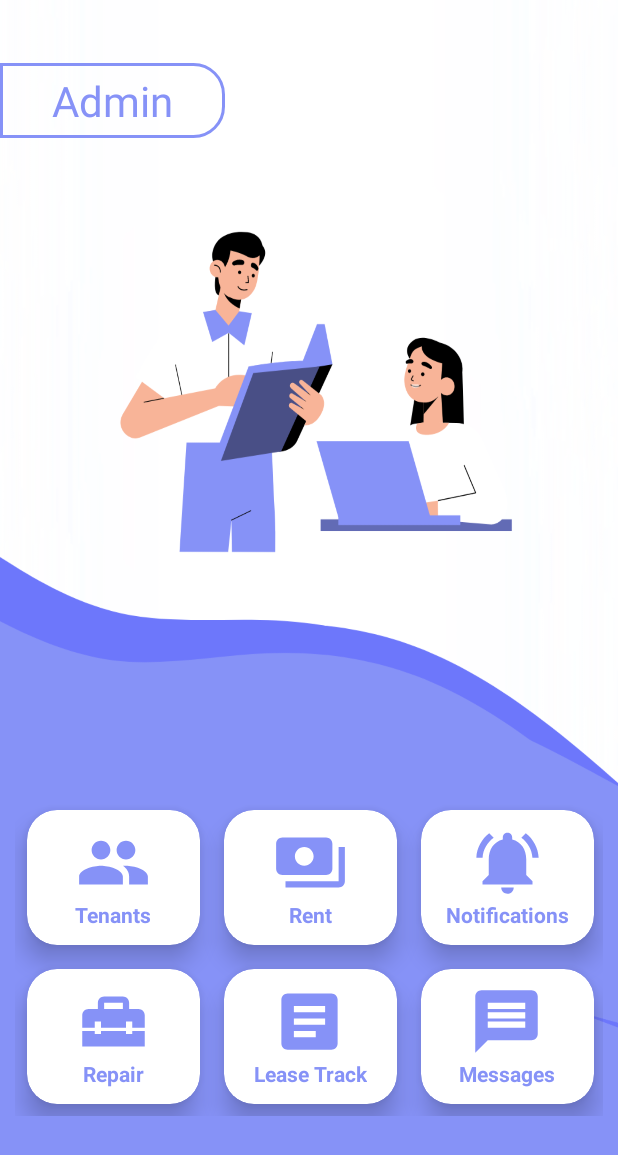
After one commit to samruddhi1499/PropertyManagement, an Android app: the AdminLandingPage screen opened directly, with no data from a screen before it, on a phone screen of 412 x 824 dp. The commit adds this screen. Shown: the top 1155 px of the screen. Run offline under Robolectric (Android 15) with nearby library versions, the phone set to English and light mode, and no system bars.

Commit message:
Completed landing pages for tenant and admin

```diff
--- /dev/null
+++ b/app/src/main/java/com/example/projectmanagementsystem/AdminLandingPage.java
@@ -0,0 +1,19 @@
+package com.example.projectmanagementsystem;
+
+import android.os.Bundle;
+
+import androidx.appcompat.app.AppCompatActivity;
+import androidx.core.graphics.Insets;
+import androidx.core.view.ViewCompat;
+import androidx.core.view.WindowInsetsCompat;
+
+public class AdminLandingPage extends AppCompatActivity {
+
+    @Override
+    protected void onCreate(Bundle savedInstanceState) {
+        super.onCreate(savedInstanceState);
+
+        setContentView(R.layout.activity_admin_landing_page);
+
+    }
+}
--- /dev/null
+++ b/app/src/main/res/drawable/baseline_article_24.xml
@@ -0,0 +1,5 @@
+<vector xmlns:android="http://schemas.android.com/apk/res/android" android:autoMirrored="true" android:height="24dp" android:tint="#8692F7" android:viewportHeight="24" android:viewportWidth="24" android:width="24dp">
+
+    <path android:fillColor="@android:color/white" android:pathData="M19,3L5,3c-1.1,0 -2,0.9 -2,2v14c0,1.1 0.9,2 2,2h14c1.1,0 2,-0.9 2,-2L21,5c0,-1.1 -0.9,-2 -2,-2zM14,17L7,17v-2h7v2zM17,13L7,13v-2h10v2zM17,9L7,9L7,7h10v2z"/>
+
+</vector>
--- /dev/null
+++ b/app/src/main/res/drawable/baseline_home_repair_service_24.xml
@@ -0,0 +1,7 @@
+<vector xmlns:android="http://schemas.android.com/apk/res/android" android:height="24dp" android:tint="#8692F7" android:viewportHeight="24" android:viewportWidth="24" android:width="24dp">
+
+    <path android:fillColor="@android:color/white" android:pathData="M18,16l-2,0l0,-1l-8,0l0,1l-2,0l0,-1l-4,0l0,5l20,0l0,-5l-4,0z"/>
+
+    <path android:fillColor="@android:color/white" android:pathData="M20,8h-3V6c0,-1.1 -0.9,-2 -2,-2H9C7.9,4 7,4.9 7,6v2H4c-1.1,0 -2,0.9 -2,2v4h4v-2h2v2h8v-2h2v2h4v-4C22,8.9 21.1,8 20,8zM15,8H9V6h6V8z"/>
+
+</vector>
--- /dev/null
+++ b/app/src/main/res/drawable/baseline_message_24.xml
@@ -0,0 +1,5 @@
+<vector xmlns:android="http://schemas.android.com/apk/res/android" android:autoMirrored="true" android:height="24dp" android:tint="#8692F7" android:viewportHeight="24" android:viewportWidth="24" android:width="24dp">
+
+    <path android:fillColor="@android:color/white" android:pathData="M20,2L4,2c-1.1,0 -1.99,0.9 -1.99,2L2,22l4,-4h14c1.1,0 2,-0.9 2,-2L22,4c0,-1.1 -0.9,-2 -2,-2zM18,14L6,14v-2h12v2zM18,11L6,11L6,9h12v2zM18,8L6,8L6,6h12v2z"/>
+
+</vector>
--- /dev/null
+++ b/app/src/main/res/drawable/baseline_notifications_active_24.xml
@@ -0,0 +1,5 @@
+<vector xmlns:android="http://schemas.android.com/apk/res/android" android:height="24dp" android:tint="#8692F7" android:viewportHeight="24" android:viewportWidth="24" android:width="24dp">
+
+    <path android:fillColor="@android:color/white" android:pathData="M7.58,4.08L6.15,2.65C3.75,4.48 2.17,7.3 2.03,10.5h2c0.15,-2.65 1.51,-4.97 3.55,-6.42zM19.97,10.5h2c-0.15,-3.2 -1.73,-6.02 -4.12,-7.85l-1.42,1.43c2.02,1.45 3.39,3.77 3.54,6.42zM18,11c0,-3.07 -1.64,-5.64 -4.5,-6.32L13.5,4c0,-0.83 -0.67,-1.5 -1.5,-1.5s-1.5,0.67 -1.5,1.5v0.68C7.63,5.36 6,7.92 6,11v5l-2,2v1h16v-1l-2,-2v-5zM12,22c0.14,0 0.27,-0.01 0.4,-0.04 0.65,-0.14 1.18,-0.58 1.44,-1.18 0.1,-0.24 0.15,-0.5 0.15,-0.78h-4c0.01,1.1 0.9,2 2.01,2z"/>
+
+</vector>
--- /dev/null
+++ b/app/src/main/res/drawable/baseline_payment_24.xml
@@ -0,0 +1,5 @@
+<vector xmlns:android="http://schemas.android.com/apk/res/android" android:height="24dp" android:tint="#8692F7" android:viewportHeight="24" android:viewportWidth="24" android:width="24dp">
+
+    <path android:fillColor="@android:color/white" android:pathData="M20,4L4,4c-1.11,0 -1.99,0.89 -1.99,2L2,18c0,1.11 0.89,2 2,2h16c1.11,0 2,-0.89 2,-2L22,6c0,-1.11 -0.89,-2 -2,-2zM20,18L4,18v-6h16v6zM20,8L4,8L4,6h16v2z"/>
+
+</vector>
--- /dev/null
+++ b/app/src/main/res/drawable/baseline_payments_24.xml
@@ -0,0 +1,5 @@
+<vector xmlns:android="http://schemas.android.com/apk/res/android" android:height="24dp" android:tint="#8692F7" android:viewportHeight="24" android:viewportWidth="24" android:width="24dp">
+
+    <path android:fillColor="@android:color/white" android:pathData="M19,14L19,6c0,-1.1 -0.9,-2 -2,-2L3,4c-1.1,0 -2,0.9 -2,2v8c0,1.1 0.9,2 2,2h14c1.1,0 2,-0.9 2,-2zM10,13c-1.66,0 -3,-1.34 -3,-3s1.34,-3 3,-3 3,1.34 3,3 -1.34,3 -3,3zM23,7v11c0,1.1 -0.9,2 -2,2L4,20v-2h17L21,7h2z"/>
+
+</vector>
--- /dev/null
+++ b/app/src/main/res/drawable/baseline_tenant_24.xml
@@ -0,0 +1,5 @@
+<vector xmlns:android="http://schemas.android.com/apk/res/android" android:height="24dp" android:tint="#8692F7" android:viewportHeight="24" android:viewportWidth="24" android:width="24dp">
+
+    <path android:fillColor="@android:color/white" android:pathData="M16,11c1.66,0 2.99,-1.34 2.99,-3S17.66,5 16,5c-1.66,0 -3,1.34 -3,3s1.34,3 3,3zM8,11c1.66,0 2.99,-1.34 2.99,-3S9.66,5 8,5C6.34,5 5,6.34 5,8s1.34,3 3,3zM8,13c-2.33,0 -7,1.17 -7,3.5L1,19h14v-2.5c0,-2.33 -4.67,-3.5 -7,-3.5zM16,13c-0.29,0 -0.62,0.02 -0.97,0.05 1.16,0.84 1.97,1.97 1.97,3.45L17,19h6v-2.5c0,-2.33 -4.67,-3.5 -7,-3.5z"/>
+
+</vector>
--- /dev/null
+++ b/app/src/main/res/layout/activity_admin_landing_page.xml
@@ -0,0 +1,235 @@
+<?xml version="1.0" encoding="utf-8"?>
+<RelativeLayout
+    xmlns:android="http://schemas.android.com/apk/res/android"
+    xmlns:app="http://schemas.android.com/apk/res-auto"
+    xmlns:tools="http://schemas.android.com/tools"
+    android:layout_width="match_parent"
+    android:layout_height="match_parent"
+    android:background="@drawable/bkg"
+    tools:context=".AdminLandingPage">
+
+    <TextView
+        android:layout_width="150dp"
+        android:layout_height="50dp"
+        android:id="@+id/title"
+        android:text="Admin"
+        android:textColor="@color/lavender"
+        android:textSize="28sp"
+        android:layout_marginTop="42dp"
+        android:background="@drawable/lavender_border"
+        android:gravity="center_vertical|center_horizontal"/>
+
+    <GridLayout
+        android:layout_width="match_parent"
+        android:layout_height="match_parent"
+        android:id="@+id/gridLayout"
+        android:rowCount="2"
+        android:columnCount="3"
+        android:layout_marginStart="10dp"
+        android:layout_marginEnd="10dp"
+        android:layout_marginTop="20dp"
+        android:layout_marginBottom="80dp">
+
+        <androidx.cardview.widget.CardView
+            android:id="@+id/imageCard"
+            android:layout_width="115dp"
+            android:layout_height="90dp"
+            android:layout_row="0"
+            android:layout_column="0"
+            android:layout_margin="8dp"
+            android:layout_gravity="bottom"
+            app:cardCornerRadius="20dp"
+            app:cardElevation="10dp">
+
+            <LinearLayout
+                android:layout_width="wrap_content"
+                android:layout_height="wrap_content"
+                android:orientation="vertical"
+                android:gravity="center"
+                android:layout_gravity="center_vertical|center_horizontal">
+
+                <ImageView
+                    android:layout_width="50dp"
+                    android:layout_height="50dp"
+                    android:src="@drawable/baseline_tenant_24"/>
+
+                <TextView
+                    android:layout_width="wrap_content"
+                    android:layout_height="wrap_content"
+                    android:text="Tenants"
+                    android:textColor="@color/lavender"
+                    android:textAlignment="center"
+                    android:textStyle="bold"/>
+
+            </LinearLayout>
+        </androidx.cardview.widget.CardView>
+
+        <androidx.cardview.widget.CardView
+            android:id="@+id/videoCard"
+            android:layout_width="115dp"
+            android:layout_height="90dp"
+            android:layout_row="0"
+            android:layout_column="1"
+            android:layout_margin="8dp"
+            android:layout_gravity="bottom"
+            app:cardCornerRadius="20dp"
+            app:cardElevation="10dp">
+
+            <LinearLayout
+                android:layout_width="wrap_content"
+                android:layout_height="wrap_content"
+                android:orientation="vertical"
+                android:gravity="center"
+                android:layout_gravity="center_vertical|center_horizontal">
+
+                <ImageView
+                    android:layout_width="50dp"
+                    android:layout_height="50dp"
+                    android:src="@drawable/baseline_payments_24"/>
+
+                <TextView
+                    android:layout_width="wrap_content"
+                    android:layout_height="wrap_content"
+                    android:text="Rent"
+                    android:textColor="@color/lavender"
+                    android:textAlignment="center"
+                    android:textStyle="bold"/>
+
+            </LinearLayout>
+        </androidx.cardview.widget.CardView>
+
+        <androidx.cardview.widget.CardView
+            android:id="@+id/audioCard"
+            android:layout_width="115dp"
+            android:layout_height="90dp"
+            android:layout_row="0"
+            android:layout_column="2"
+            android:layout_margin="8dp"
+            android:layout_gravity="bottom"
+            app:cardCornerRadius="20dp"
+            app:cardElevation="10dp">
+
+            <LinearLayout
+                android:layout_width="wrap_content"
+                android:layout_height="wrap_content"
+                android:orientation="vertical"
+                android:gravity="center"
+                android:layout_gravity="center_vertical|center_horizontal">
+
+                <ImageView
+                    android:layout_width="50dp"
+                    android:layout_height="50dp"
+                    android:src="@drawable/baseline_notifications_active_24"/>
+
+                <TextView
+                    android:layout_width="wrap_content"
+                    android:layout_height="wrap_content"
+                    android:text="Notifications"
+                    android:textColor="@color/lavender"
+                    android:textAlignment="center"
+                    android:textStyle="bold"/>
+
+            </LinearLayout>
+        </androidx.cardview.widget.CardView>
+
+        <androidx.cardview.widget.CardView
+            android:id="@+id/docCard"
+            android:layout_width="115dp"
+            android:layout_height="90dp"
+            android:layout_row="1"
+            android:layout_column="0"
+            android:layout_margin="8dp"
+            app:cardCornerRadius="20dp"
+            app:cardElevation="10dp">
+
+            <LinearLayout
+                android:layout_width="wrap_content"
+                android:layout_height="wrap_content"
+                android:orientation="vertical"
+                android:gravity="center"
+                android:layout_gravity="center_vertical|center_horizontal">
+
+                <ImageView
+                    android:layout_width="50dp"
+                    android:layout_height="50dp"
+                    android:src="@drawable/baseline_home_repair_service_24"/>
+
+                <TextView
+                    android:layout_width="wrap_content"
+                    android:layout_height="wrap_content"
+                    android:text="Repair"
+                    android:textColor="@color/lavender"
+                    android:textAlignment="center"
+                    android:textStyle="bold"/>
+
+            </LinearLayout>
+        </androidx.cardview.widget.CardView>
+
+        <androidx.cardview.widget.CardView
+            android:id="@+id/downloadCard"
+            android:layout_width="115dp"
+            android:layout_height="90dp"
+            android:layout_row="1"
+            android:layout_column="1"
+            android:layout_margin="8dp"
+            app:cardCornerRadius="20dp"
+            app:cardElevation="10dp">
+
+            <LinearLayout
+                android:layout_width="wrap_content"
+                android:layout_height="wrap_content"
+                android:orientation="vertical"
+                android:gravity="center"
+                android:layout_gravity="center_vertical|center_horizontal">
+
+                <ImageView
+                    android:layout_width="50dp"
+                    android:layout_height="50dp"
+                    android:src="@drawable/baseline_article_24"/>
+
+                <TextView
+                    android:layout_width="wrap_content"
+                    android:layout_height="wrap_content"
+                    android:text="Lease Track"
+                    android:textColor="@color/lavender"
+                    android:textAlignment="center"
+                    android:textStyle="bold"/>
+
+            </LinearLayout>
+        </androidx.cardview.widget.CardView>
+
+        <androidx.cardview.widget.CardView
+            android:id="@+id/appCard"
+            android:layout_width="115dp"
+            android:layout_height="90dp"
+            android:layout_row="1"
+            android:layout_column="2"
+            android:layout_margin="8dp"
+            app:cardCornerRadius="20dp"
+            app:cardElevation="10dp">
+
+            <LinearLayout
+                android:layout_width="wrap_content"
+                android:layout_height="wrap_content"
+                android:orientation="vertical"
+                android:gravity="center"
+                android:layout_gravity="center_vertical|center_horizontal">
+
+                <ImageView
+                    android:layout_width="50dp"
+                    android:layout_height="50dp"
+                    android:src="@drawable/baseline_message_24"/>
+
+                <TextView
+                    android:layout_width="wrap_content"
+                    android:layout_height="wrap_content"
+                    android:text="Messages"
+                    android:textColor="@color/lavender"
+                    android:textAlignment="center"
+                    android:textStyle="bold"/>
+
+            </LinearLayout>
+        </androidx.cardview.widget.CardView>
+
+    </GridLayout>
+</RelativeLayout>
--- a/gradle.properties
+++ b/gradle.properties
@@ -19,3 +19,4 @@ android.useAndroidX=true
 # resources declared in the library itself and none from the library's dependencies,
 # thereby reducing the size of the R class for that library
 android.nonTransitiveRClass=true
+android.enableJetifier=true
```
Also changed, not shown: app/build.gradle (+21 -9 lines), app/src/main/AndroidManifest.xml (+7 -1 lines), app/src/main/java/com/example/projectmanagementsystem/LoginTabFragment.java (+31 -1 lines), app/src/main/java/com/example/projectmanagementsystem/TenantLandingPage.java (added, +19 -0 lines), app/src/main/res/layout/activity_tenant_landing_page.xml (added, +172 -0 lines), app/src/main/res/drawable/bkg.png (added), app/src/main/res/drawable/tenantbkg.png (added).
